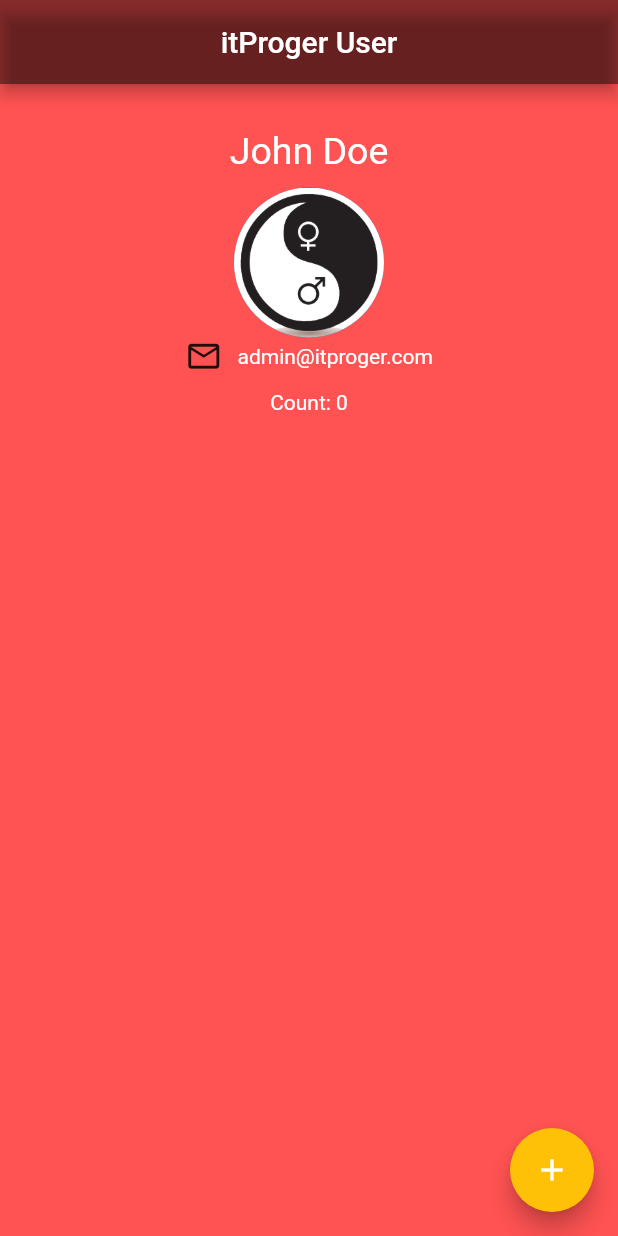
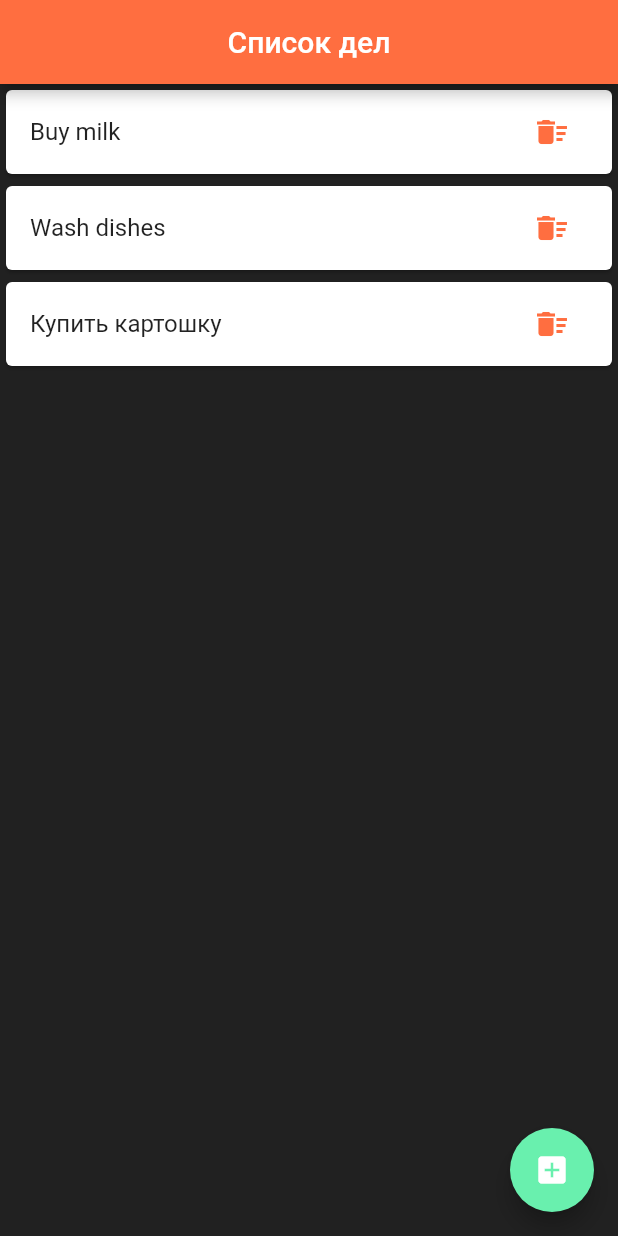
Before and after one commit to JustBeslan/flutter_app, a Flutter app: the screen it shows after launch, on a phone screen of 412 x 824 dp. Run offline on Flutter 3.47's test engine with Material 2 defaults, Android fonts, the phone set to English and light mode, and no system bars.

Commit message:
Todo App

```diff
--- a/lib/main.dart
+++ b/lib/main.dart
@@ -1,81 +1,9 @@
 import 'package:flutter/material.dart';
+import 'package:flutter_app/pages/home.dart';
 
-void main() => runApp(const MaterialApp(
-  home: UserPanel(),
+void main() => runApp(MaterialApp(
+  theme: ThemeData(
+    primaryColor: Colors.deepOrangeAccent
+  ),
+  home: const Home(),
 ));
-
-class UserPanel extends StatefulWidget {
-  const UserPanel({Key? key}) : super(key: key);
-
-  @override
-  State<UserPanel> createState() => _UserPanelState();
-}
-
-class _UserPanelState extends State<UserPanel> {
-
-  int _count = 0;
-
-  @override
-  Widget build(BuildContext context) {
-    return Scaffold(
-      backgroundColor: Colors.redAccent,
-      appBar: AppBar(
-        title: const Text("itProger User"),
-        centerTitle: true,
-        backgroundColor: Colors.black45,
-      ),
-      body: SafeArea(
-        child: Row(
-          mainAxisAlignment: MainAxisAlignment.center,
-          children: [
-            Column(
-              children: [
-                const Padding(padding: EdgeInsets.only(top: 30)),
-                const Text(
-                  "John Doe",
-                  style: TextStyle(
-                    fontSize: 25,
-                    color: Colors.white,
-                  ),
-                ),
-                const Padding(padding: EdgeInsets.only(top: 10)),
-                const CircleAvatar(
-                  backgroundImage: AssetImage('assets/in_yan.png'),
-                  radius: 50,
-                ),
-                const Row(
-                  children: [
-                    Icon(Icons.mail_outline, size: 25),
-                    Padding(padding: EdgeInsets.only(left: 10)),
-                    Text(
-                      "admin@itproger.com",
-                      style: TextStyle(
-                        color: Colors.white,
-                      ),
-                    ),
-                  ],
-                ),
-                const Padding(padding: EdgeInsets.only(top: 10)),
-                Text(
-                  "Count: $_count",
-                  style: const TextStyle(
-                    color: Colors.white,
-                  ),
-                ),
-              ],
-            ),
-          ],
-        ),
-      ),
-      floatingActionButton: FloatingActionButton(
-        backgroundColor: Colors.amber,
-        onPressed: () {
-          setState(() {
-            _count++;
-          });
-        },
-        child: const Icon(Icons.add),
-      ),
-    );
-  }
-}
--- /dev/null
+++ b/lib/pages/home.dart
@@ -0,0 +1,96 @@
+import 'package:flutter/material.dart';
+
+class Home extends StatefulWidget {
+  const Home({Key? key}) : super(key: key);
+
+  @override
+  State<Home> createState() => _HomeState();
+}
+
+class _HomeState extends State<Home> {
+
+  String _userTodo = "";
+  List todoList = [];
+
+  @override
+  void initState() {
+    super.initState();
+
+    todoList.addAll(["Buy milk", "Wash dishes", "Купить картошку"]);
+  }
+
+  @override
+  Widget build(BuildContext context) {
+    return Scaffold(
+      backgroundColor: Colors.grey[900],
+      appBar: AppBar(
+        title: const Text("Список дел"),
+        centerTitle: true,
+        backgroundColor: Colors.deepOrangeAccent,
+      ),
+      body: ListView.builder(
+        itemCount: todoList.length,
+        itemBuilder: (BuildContext context, int index) {
+          return Dismissible(
+            key: Key(todoList[index]),
+            child: Card(
+                child: ListTile(
+                  title: Text(todoList[index]),
+                  trailing: IconButton(
+                    icon: const Icon(
+                      Icons.delete_sweep,
+                      color: Colors.deepOrangeAccent,
+                    ),
+                    onPressed: () {
+                      setState(() {
+                        todoList.removeAt(index);
+                      });
+                    },
+                  ),
+                ),
+              ),
+            onDismissed: (direction) {
+              // if (direction == DismissDirection.endToStart)
+              setState(() {
+                todoList.removeAt(index);
+              });
+            },
+          );
+        },
+      ),
+      floatingActionButton: FloatingActionButton(
+        backgroundColor: Colors.greenAccent,
+        onPressed: () {
+          showDialog(
+              context: context,
+              builder: (BuildContext context) {
+                return AlertDialog(
+                  title: const Text('Добавить элемент'),
+                  content: TextField(
+                    onChanged: (String value) {
+                      _userTodo = value;
+                    },
+                  ),
+                  actions: [
+                    ElevatedButton(
+                        onPressed: () {
+                          setState(() {
+                            todoList.add(_userTodo);
+                          });
+                          Navigator.of(context).pop();
+                        },
+                        child: const Text('Добавить')
+                    ),
+                  ],
+                );
+              }
+          );
+        },
+        child: const Icon(
+          Icons.add_box,
+          color: Colors.white,
+        ),
+      ),
+    );
+  }
+}
```
